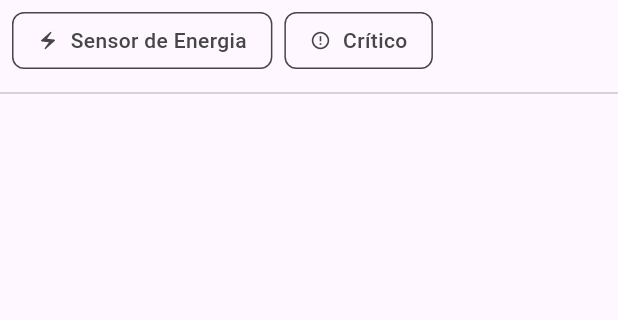
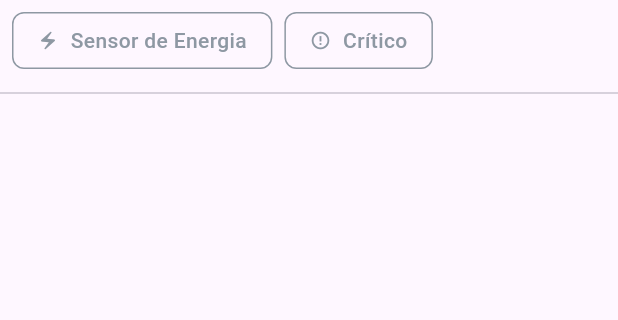
Before and after one commit to deividt/assets_app, a Flutter app: the AssetsScreen screen opened directly with empty values, on a phone screen of 412 x 824 dp, the part 84-404 px from its top. Run offline on Flutter 3.47's test engine with Material 3 defaults, Android fonts, the phone set to English and light mode, and no system bars; our stand-ins replace dartz, dio, equatable, flutter_bloc, freezed_annotation, go_router and 1 more; generated files the repository leaves out were written again; network calls fail.

Commit message:
Improve assets tree

```diff
--- a/lib/components/buttons/toggle_button.dart
+++ b/lib/components/buttons/toggle_button.dart
@@ -34,8 +34,9 @@ class _ToggleButtonState extends State<ToggleButton> {
         decoration: BoxDecoration(
           color:
               _isClicked ? ThemeColors.primarySurfaceColor : Colors.transparent,
-          border:
-              _isClicked ? null : Border.all(color: ThemeColors.primaryColor),
+          border: _isClicked
+              ? null
+              : Border.all(color: ThemeColors.secondaryTextColor),
           borderRadius: BorderRadius.circular(8),
         ),
         child: Row(
@@ -47,7 +48,7 @@ class _ToggleButtonState extends State<ToggleButton> {
                 size: 14,
                 color: _isClicked
                     ? ThemeColors.primaryTextColor
-                    : ThemeColors.primaryColor,
+                    : ThemeColors.secondaryTextColor,
               ),
               const SizedBox(width: 8),
             ],
@@ -58,7 +59,7 @@ class _ToggleButtonState extends State<ToggleButton> {
                 fontWeight: FontWeight.w500,
                 color: _isClicked
                     ? ThemeColors.primaryTextColor
-                    : ThemeColors.primaryColor,
+                    : ThemeColors.secondaryTextColor,
               ),
             ),
           ],
--- a/lib/features/assets/presentation/screens/widgets/assets_tree.dart
+++ b/lib/features/assets/presentation/screens/widgets/assets_tree.dart
@@ -20,7 +20,13 @@ class AssetsTree extends StatelessWidget {
   @override
   Widget build(BuildContext context) {
     return ListView(
-      children: nodes.values.map((node) => AssetTile(node: node)).toList(),
+      padding: const EdgeInsets.all(8),
+      children: nodes.values
+          .map((node) => AssetTile(
+                node: node,
+                isRoot: true,
+              ))
+          .toList(),
     );
   }
 }
@@ -29,9 +35,11 @@ class AssetTile extends StatefulWidget {
   const AssetTile({
     super.key,
     required this.node,
+    required this.isRoot,
   });
 
   final TreeNode node;
+  final bool isRoot;
 
   @override
   State<AssetTile> createState() => _AssetTileState();
@@ -46,6 +54,7 @@ class _AssetTileState extends State<AssetTile> {
       return ListTile(
         title: _buildTileRow(widget.node),
         visualDensity: const VisualDensity(vertical: -4),
+        contentPadding: EdgeInsets.only(left: widget.isRoot ? 0 : 40),
       );
     }
 
@@ -53,14 +62,21 @@ class _AssetTileState extends State<AssetTile> {
       data: defaultTheme.copyWith(dividerColor: Colors.transparent),
       child: ExpansionTile(
         controlAffinity: ListTileControlAffinity.leading,
-        childrenPadding: const EdgeInsets.only(left: 28),
-        tilePadding: const EdgeInsets.only(left: 10),
+        childrenPadding: const EdgeInsets.only(left: 20),
+        tilePadding: const EdgeInsets.only(),
         dense: true,
         visualDensity: const VisualDensity(vertical: -4),
         title: _buildTileRow(widget.node),
-        leading: Icon(_isExpanded ? Icons.expand_more : Icons.expand_less),
+        leading: Icon(
+          _isExpanded ? Icons.expand_more : Icons.expand_less,
+        ),
         children: widget.node.children
-            .map((child) => AssetTile(node: child))
+            .map(
+              (child) => AssetTile(
+                node: child,
+                isRoot: false,
+              ),
+            )
             .toList(),
         onExpansionChanged: (bool expanded) {
           setState(() {
@@ -73,6 +89,7 @@ class _AssetTileState extends State<AssetTile> {
 
   Widget _buildTileRow(TreeNode node) {
     return Row(
+      mainAxisAlignment: MainAxisAlignment.center,
       crossAxisAlignment: CrossAxisAlignment.start,
       children: [
         _getAssetTypeIcon(node.assetType),
@@ -82,7 +99,10 @@ class _AssetTileState extends State<AssetTile> {
             child: Text(
               node.name,
               overflow: TextOverflow.ellipsis,
-              style: const TextStyle(fontSize: 14, fontWeight: FontWeight.w400),
+              style: const TextStyle(
+                fontSize: 14,
+                fontWeight: FontWeight.w400,
+              ),
             ),
           ),
         ),
@@ -110,16 +130,19 @@ class _AssetTileState extends State<AssetTile> {
     switch (sensorType) {
       case SensorType.energy:
         return Icon(
+          size: 12,
           Icons.electric_bolt_outlined,
           color: _getIconColorBySensorStatus(sensorStatus),
         );
       case SensorType.vibration:
         return Icon(
+          size: 12,
           Icons.circle,
           color: _getIconColorBySensorStatus(sensorStatus),
         );
       default:
         return Icon(
+          size: 12,
           Icons.question_mark,
           color: _getIconColorBySensorStatus(sensorStatus),
         );
--- a/lib/theme/theme_colors.dart
+++ b/lib/theme/theme_colors.dart
@@ -6,6 +6,7 @@ class ThemeColors {
   static const Color primarySurfaceColor = Color.fromRGBO(33, 136, 255, 1);
   static const Color primarySurfaceDisabledColor = Colors.blueGrey;
   static const Color primaryTextColor = Colors.white;
+  static const Color secondaryTextColor = Color.fromRGBO(142, 152, 163, 1);
   static const Color errorColor = Color.fromRGBO(237, 56, 51, 1);
   static const Color okColor = Color.fromRGBO(82, 196, 26, 1);
 }
```
